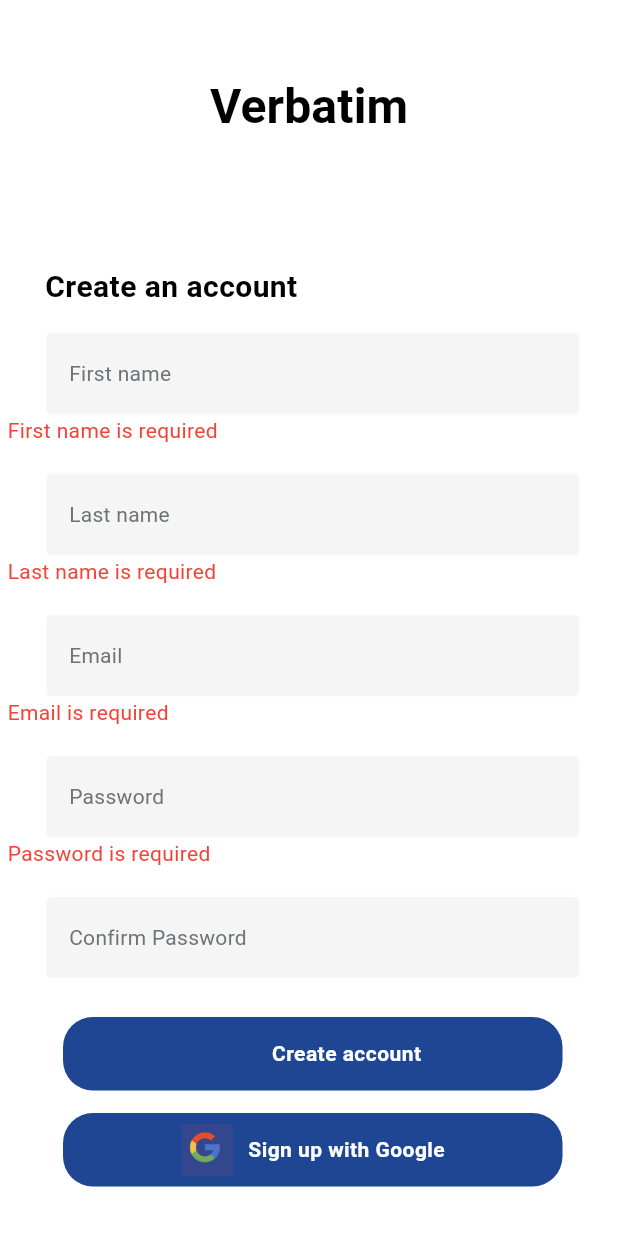
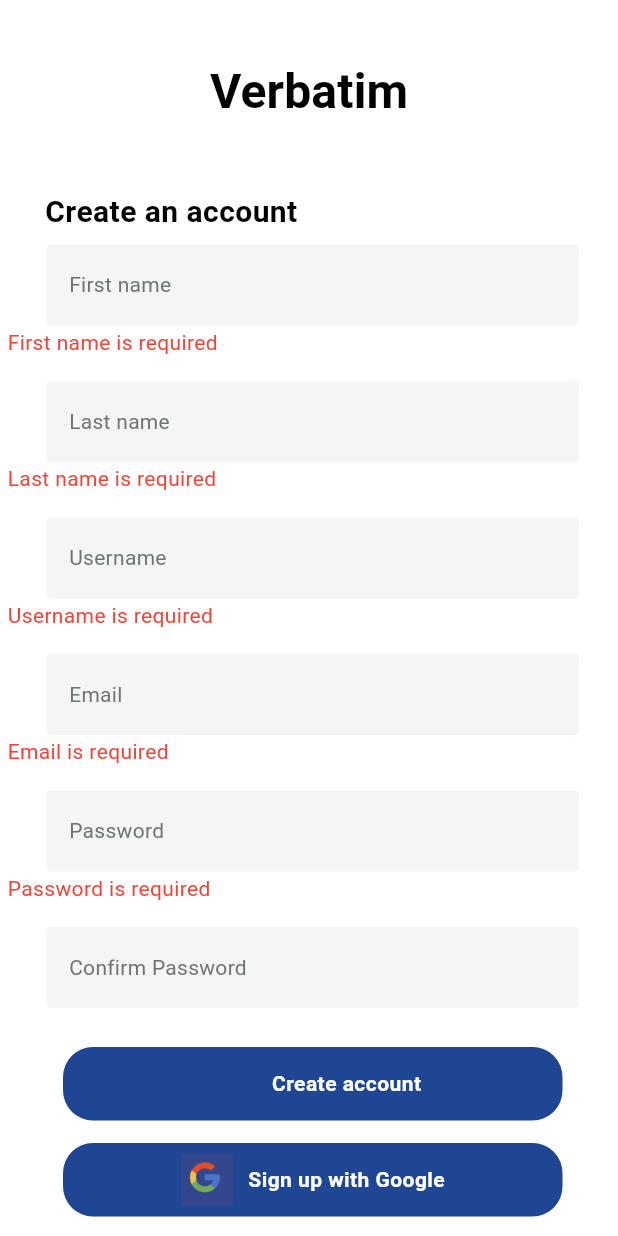
Before and after one commit to dartmouth-cs98-23f/verbatim_frontend, a Flutter app: the SignUp screen opened directly, after a tap on "Create account", on a phone screen of 412 x 824 dp. Run offline on Flutter 3.47's test engine with Material 3 defaults, Android fonts, the light colour scheme and no system bars; our stand-ins replace fl_chart, get, google_sign_in; Roboto replaces fonts that are missing (Mulish, Poppins).

Commit message:
Added the 'username' box on the sign up page

```diff
--- a/lib/screens/signUp.dart
+++ b/lib/screens/signUp.dart
@@ -19,12 +19,13 @@ class _SignUpState extends State<SignUp> {
   Map<String, Text> validationErrors = {};
   final firstNameController = TextEditingController();
   final lastNameController = TextEditingController();
+  final usernameController = TextEditingController();
   final emailController = TextEditingController();
   final passwordController = TextEditingController();
   final confirmPasswordController = TextEditingController();
   final GoogleSignIn _googleSignIn = GoogleSignIn(scopes: ['email'], clientId: '297398575103-o3engamrir3bf4pupurvj8lm4mn0iuqt.apps.googleusercontent.com');
 
-  void signUp(BuildContext context, String firstName, String lastName, String email, String password, String confirmPassword) async {
+  void signUp(BuildContext context, String firstName, String lastName, String username, String email, String password, String confirmPassword) async {
 
     try{
       final response = await http.post(
@@ -33,7 +34,7 @@ class _SignUpState extends State<SignUp> {
           'Content-Type': 'application/json',
         },
         body: jsonEncode(
-            {'firstName': firstName, 'lastName': lastName, 'email': email, 'password': password}),
+            {'firstName': firstName, 'lastName': lastName, 'username': username, 'email': email, 'password': password}),
       );
 
       if (response.statusCode == 200) {
@@ -65,7 +66,7 @@ class _SignUpState extends State<SignUp> {
       if (account != null) {  // User sign-in is successful
         print('Google Sign-In successful');
         print('Sign up with Google: ${account.email}');
-        // Navigate to the desired screen after signing in
+        // Navigate to the global challenge page
         Navigator.push(
           context,
           MaterialPageRoute(
@@ -91,7 +92,7 @@ class _SignUpState extends State<SignUp> {
     return emailRegex.hasMatch(email);
   }
 
-  void validateUserInfo(BuildContext context, String firstName, String lastName, String email, String password, String confirmedPassword) {
+  void validateUserInfo(BuildContext context, String firstName, String lastName, String username, String email, String password, String confirmedPassword) {
     // Clear any previous validation errors
     setState(() {
       validationErrors.clear();
@@ -99,6 +100,7 @@ class _SignUpState extends State<SignUp> {
 
     validateField(firstName, "firstName", "First name is required");
     validateField(lastName, "lastName", "Last name is required");
+    validateField(username, "username", "Username is required");
     validateField(email, "email", "Email is required");
     validateField(password, "password", "Password is required");
     validateField(confirmedPassword, "confirmedPassword", "Confirm your password");
@@ -113,6 +115,12 @@ class _SignUpState extends State<SignUp> {
     if (lastName.isNotEmpty) {
       if (lastName.contains('@')) {
         setValidationError("lastName", "Last name should not contain the '@' character");
+      }
+    }
+
+    if (username.isNotEmpty) {
+      if (username.contains('@')) {
+        setValidationError("username", "Username should not contain the '@' character");
       }
     }
 
@@ -132,8 +140,8 @@ class _SignUpState extends State<SignUp> {
 
     if (validationErrors.isEmpty) {
       // Continue with sign-up
-      print('Successfully signed up with this info: $firstName, $lastName, $email, $password, $confirmedPassword');
-      signUp(context, firstName, lastName, email, password, confirmedPassword);
+      print('Successfully signed up with this info: $firstName, $lastName, $username, $email, $password, $confirmedPassword');
+      signUp(context, firstName, lastName, username, email, password, confirmedPassword);
     }
   }
 
@@ -166,7 +174,7 @@ class _SignUpState extends State<SignUp> {
             child: Column(
               children: [
                 Padding(
-                  padding: const EdgeInsets.only(top: 70.0),
+                  padding: const EdgeInsets.only(top: 60.0),
                   child: Align(
                     alignment: Alignment.center,
                     child: Text(
@@ -183,7 +191,7 @@ class _SignUpState extends State<SignUp> {
                   ),
                 ),
 
-                const SizedBox(height: 120),
+                const SizedBox(height: 80),
                 Padding(
                   padding: const EdgeInsets.only(left: 30.0),
                   child: Align(
@@ -206,7 +214,7 @@ class _SignUpState extends State<SignUp> {
                   child: Column(
                     crossAxisAlignment: CrossAxisAlignment.start,
                     children: [
-                      const SizedBox(height: 29),
+                      const SizedBox(height: 20),
                       MyTextField(
                         controller: firstNameController,
                         hintText: 'First name',
@@ -216,7 +224,7 @@ class _SignUpState extends State<SignUp> {
                         child: getValidationErrorWidget('firstName') ?? Container(),
                       ),
 
-                      const SizedBox(height: 18),
+                      const SizedBox(height: 15),
                       MyTextField(
                         controller: lastNameController,
                         hintText: 'Last name',
@@ -226,7 +234,17 @@ class _SignUpState extends State<SignUp> {
                         child: getValidationErrorWidget('lastName') ?? Container(),
                       ),
 
-                      const SizedBox(height: 18),
+                      const SizedBox(height: 15),
+                      MyTextField(
+                        controller: usernameController,
+                        hintText: 'Username',
+                        obscureText: false,
+                      ),
+                      Container(
+                        child: getValidationErrorWidget('username') ?? Container(),
+                      ),
+
+                      const SizedBox(height: 15),
                       MyTextField(
                         controller: emailController,
                         hintText: 'Email',
@@ -236,7 +254,7 @@ class _SignUpState extends State<SignUp> {
                         child: getValidationErrorWidget('email') ?? Container(),
                       ),
 
-                      const SizedBox(height: 18),
+                      const SizedBox(height: 15),
                       MyTextField(
                         controller: passwordController,
                         hintText: 'Password',
@@ -246,7 +264,7 @@ class _SignUpState extends State<SignUp> {
                         child: getValidationErrorWidget('password') ?? Container(),
                       ),
 
-                      const SizedBox(height: 18),
+                      const SizedBox(height: 15),
                       MyTextField(
                         controller: confirmPasswordController,
                         hintText: 'Confirm Password',
@@ -272,6 +290,7 @@ class _SignUpState extends State<SignUp> {
                               context,
                               firstNameController.text,
                               lastNameController.text,
+                              usernameController.text,
                               emailController.text,
                               passwordController.text,
                               confirmPasswordController.text,
```
